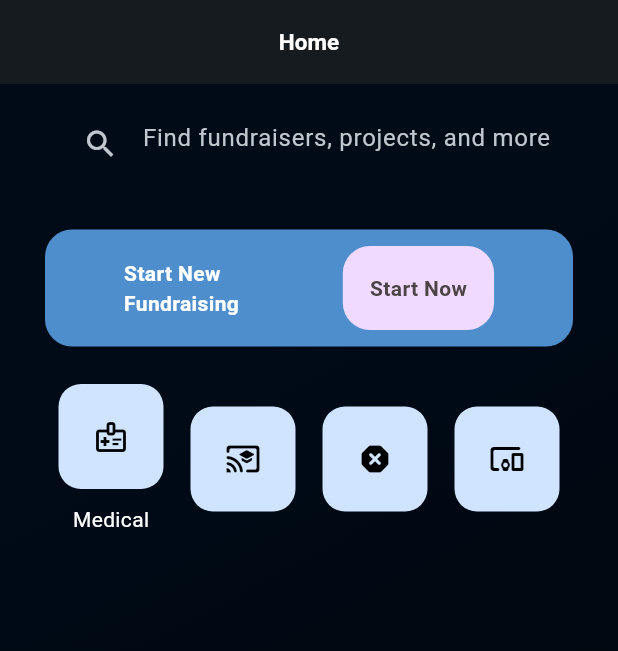
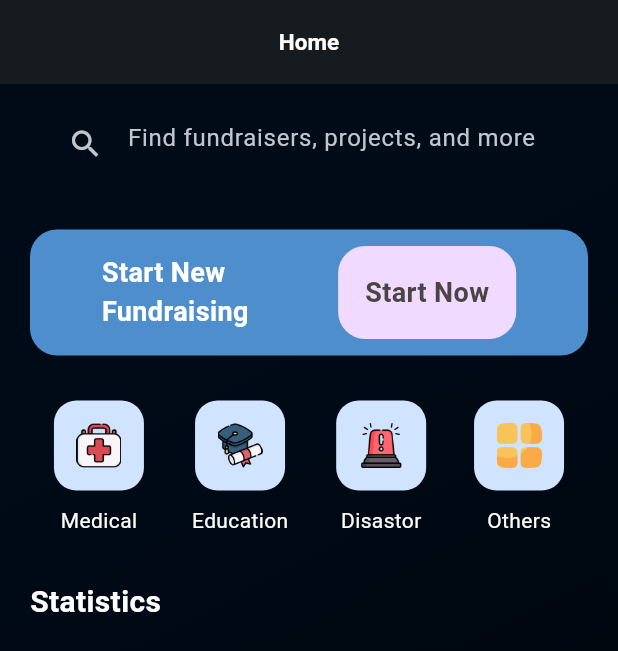
Before and after one commit to Mikku32/fundraising_fullstack, a Flutter app: the screen it shows after launch, on a phone screen of 412 x 824 dp. Shown: the top 651 px of the screen. Run offline on Flutter 3.47's test engine with Material 3 defaults, Android fonts, the light colour scheme and no system bars; our stand-ins replace bloc, device_preview, dio, flex_color_scheme, flutter_bloc, shared_preferences.

Commit message:
categories added

```diff
--- a/lib/home/views/home_page.dart
+++ b/lib/home/views/home_page.dart
@@ -1,5 +1,7 @@
 import 'package:flutter/material.dart';
 import 'package:fundraising_fullstack/bg_gradient.dart';
+
+import 'package:fundraising_fullstack/home/widgets/category_widget.dart';
 
 class HomePage extends StatelessWidget {
   HomePage({super.key});
@@ -18,10 +20,12 @@ class HomePage extends StatelessWidget {
       body: BgGradient(
         child: SafeArea(
           child: Padding(
-            padding: const EdgeInsets.symmetric(vertical: 8.0, horizontal: 30),
+            padding: const EdgeInsets.symmetric(vertical: 8.0, horizontal: 20),
             child: SingleChildScrollView(
               scrollDirection: Axis.vertical,
-              child: Column(children: [
+              child: Column(
+                  crossAxisAlignment: CrossAxisAlignment.start,
+                  children: [
                     Padding(
                       padding: const EdgeInsets.symmetric(
                         horizontal: 13,
@@ -33,7 +37,7 @@ class HomePage extends StatelessWidget {
                           decoration: InputDecoration(
                             fillColor: Theme.of(context).colorScheme.background,
                             border: InputBorder.none,
-                        prefixIcon: Icon(Icons.search),
+                            prefixIcon: const Icon(Icons.search),
                             hintText: "Find fundraisers, projects, and more",
                           )),
                     ),
@@ -53,7 +57,10 @@ class HomePage extends StatelessWidget {
                             children: [
                               const Text(
                                 "Start New\nFundraising",
-                            style: TextStyle(fontWeight: FontWeight.bold),
+                                style: TextStyle(
+                                    fontWeight: FontWeight.bold,
+                                    fontSize: 18,
+                                    overflow: TextOverflow.visible),
                               ),
                               Container(
                                   padding: const EdgeInsets.all(10),
@@ -67,80 +74,60 @@ class HomePage extends StatelessWidget {
                                     child: Text(
                                       "Start Now",
                                       style: TextStyle(
-                                      color: Color.fromARGB(255, 76, 68, 68),
-                                      fontWeight: FontWeight.bold),
+                                          color:
+                                              Color.fromARGB(255, 76, 68, 68),
+                                          fontWeight: FontWeight.bold,
+                                          fontSize: 18),
                                     ),
                                   )),
                             ]),
                       ),
                     ),
                     const SizedBox(
-                  height: 25,
+                      height: 30,
                     ),
                     Row(
                         mainAxisAlignment: MainAxisAlignment.spaceAround,
                         children: [
-                      Column(
-                        children: [
-                          Container(
-                            height: 70,
-                            width: 70,
-                            decoration: BoxDecoration(
-                                borderRadius: BorderRadius.circular(15),
-                                color: Theme.of(context)
-                                    .colorScheme
-                                    .onPrimaryContainer),
-                            child: Icon(
-                              Icons.medical_information_outlined,
-                              color: Theme.of(context).colorScheme.onSecondary,
+                          InkWell(
+                            onTap: () {},
+                            child: const Category(
+                              title: 'Medical',
+                              image: 'assets/medical.png',
                             ),
                           ),
-                          SizedBox(
-                            height: 10,
-                          ),
-                          Text('Medical')
-                        ],
-                      ),
-                      Container(
-                        height: 70,
-                        width: 70,
-                        decoration: BoxDecoration(
-                            borderRadius: BorderRadius.circular(15),
-                            color: Theme.of(context)
-                                .colorScheme
-                                .onPrimaryContainer),
-                        child: Icon(
-                          Icons.cast_for_education_rounded,
-                          color: Theme.of(context).colorScheme.onSecondary,
+                          InkWell(
+                            onTap: () {},
+                            child: const Category(
+                              title: 'Education',
+                              image: 'assets/education.png',
                             ),
                           ),
-                      Container(
-                        height: 70,
-                        width: 70,
-                        decoration: BoxDecoration(
-                            borderRadius: BorderRadius.circular(15),
-                            color: Theme.of(context)
-                                .colorScheme
-                                .onPrimaryContainer),
-                        child: Icon(
-                          Icons.dangerous_rounded,
-                          color: Theme.of(context).colorScheme.onSecondary,
+                          InkWell(
+                            onTap: () {},
+                            child: const Category(
+                              title: 'Disastor',
+                              image: 'assets/danger.png',
                             ),
                           ),
-                      Container(
-                        height: 70,
-                        width: 70,
-                        decoration: BoxDecoration(
-                            borderRadius: BorderRadius.circular(15),
-                            color: Theme.of(context)
-                                .colorScheme
-                                .onPrimaryContainer),
-                        child: Icon(
-                          Icons.devices_other_rounded,
-                          color: Theme.of(context).colorScheme.onSecondary,
+                          InkWell(
+                            onTap: () {},
+                            child: const Category(
+                              title: 'Others',
+                              image: 'assets/other.png',
                             ),
                           ),
-                    ])
+                        ]),
+                    const SizedBox(
+                      height: 30,
+                    ),
+                    const Text(
+                      'Statistics',
+                      style: TextStyle(
+                        fontWeight: FontWeight.bold,
+                        fontSize: 20,
+                      ),
+                    )
                   ]),
             ),
           ),
--- /dev/null
+++ b/lib/home/widgets/category_widget.dart
@@ -0,0 +1,32 @@
+import 'package:flutter/material.dart';
+
+class Category extends StatelessWidget {
+  const Category({
+    super.key,
+    required this.title,
+    required this.image,
+  });
+  final String title;
+  final String image;
+
+  @override
+  Widget build(BuildContext context) {
+    return Column(
+      children: [
+        Container(
+            height: 60,
+            width: 60,
+            decoration: BoxDecoration(
+                borderRadius: BorderRadius.circular(15),
+                color: Theme.of(context).colorScheme.onPrimaryContainer),
+            child: Center(
+              child: Image.asset(image, height: 30, width: 30),
+            )),
+        const SizedBox(
+          height: 10,
+        ),
+        Text(title)
+      ],
+    );
+  }
+}
--- a/pubspec.yaml
+++ b/pubspec.yaml
@@ -1,10 +1,10 @@
 name: fundraising_fullstack
 description: "A new Flutter project."
-publish_to: 'none'
+publish_to: "none"
 version: 0.1.0
 
 environment:
-  sdk: '>=3.2.0 <4.0.0'
+  sdk: ">=3.2.0 <4.0.0"
 
 dependencies:
   device_preview: ^1.1.0
@@ -22,3 +22,5 @@ dev_dependencies:
 
 flutter:
   uses-material-design: true
+  assets:
+    - assets/
```
Also changed, not shown: assets/danger.png (added), assets/education.png (added), assets/medical.png (added), assets/other.png (added). Lines whose indentation alone changed are shown as unchanged.
